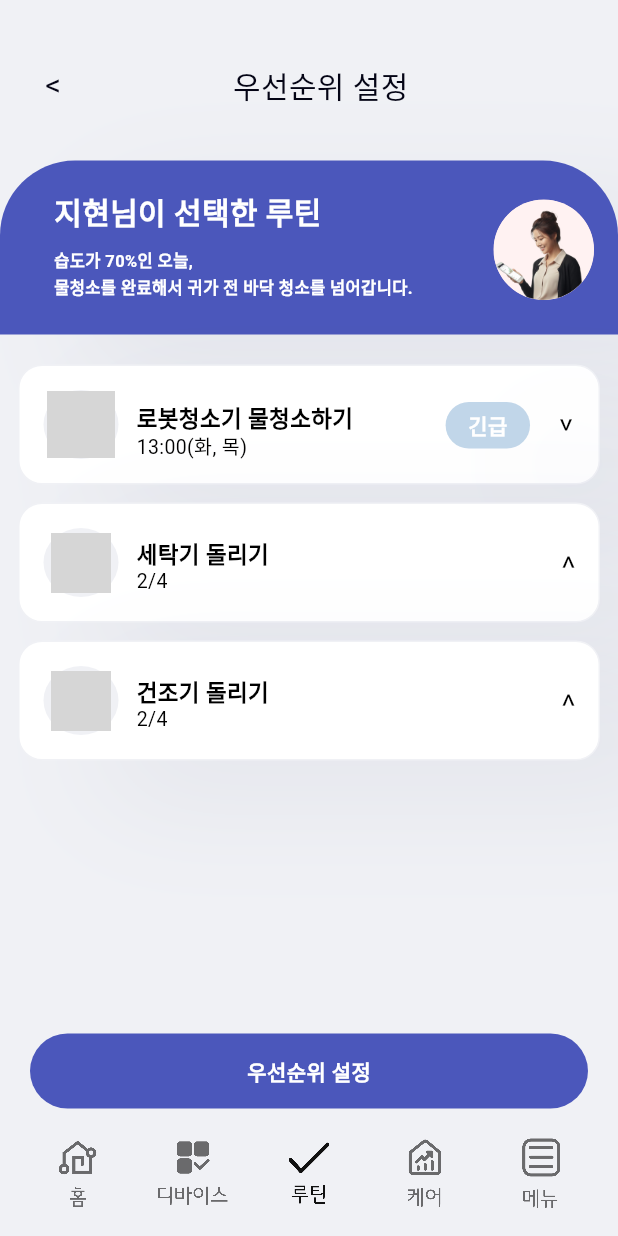
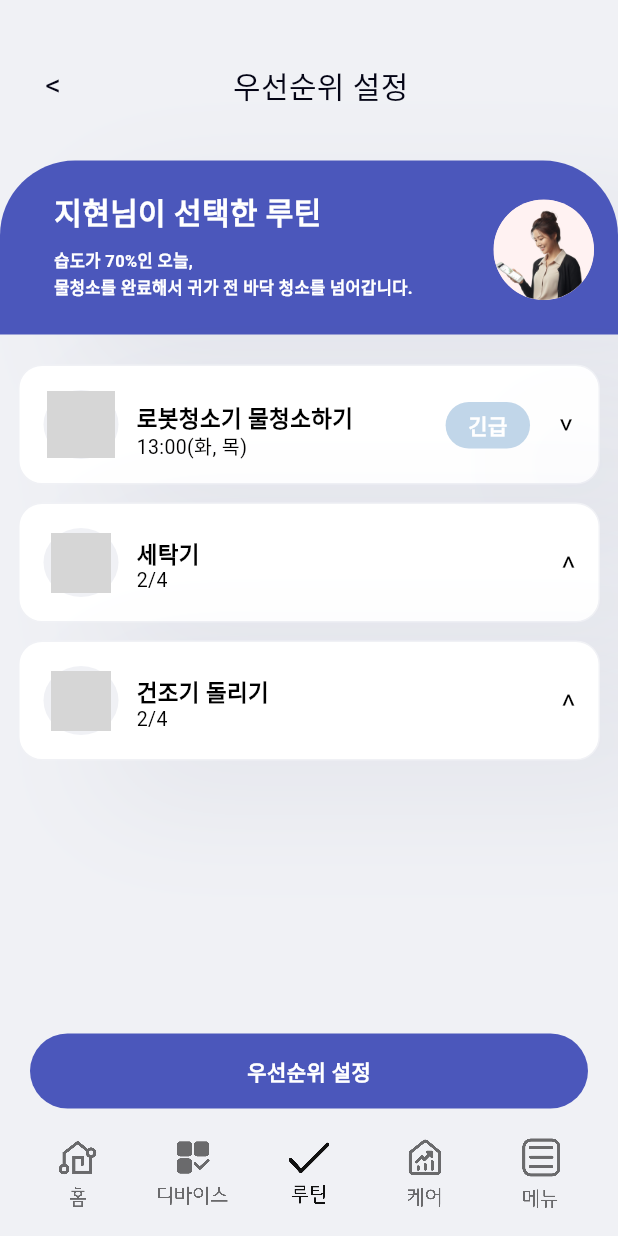
Before and after one commit to standardkim11/LG_DX_School_DX_Project, a Flutter app: the PriorityScreen screen opened directly, on a phone screen of 412 x 824 dp. Run offline on Flutter 3.47's test engine with Material 3 defaults, Android fonts, the phone set to English and light mode, and no system bars; Roboto replaces fonts that are missing (LG Smart_H); grey boxes are pictures that could not be loaded.

Commit message:
우선순위 설정

```diff
--- a/front/lib/Screens/priority.dart
+++ b/front/lib/Screens/priority.dart
@@ -183,7 +183,7 @@ class PriorityScreen extends StatelessWidget {
                         ),
                         const SizedBox(height: 12),
                         _PriorityCard(
-                          title: '세탁기 돌리기',
+                          title: '세탁기',
                           time: '2/4',
                           iconSize: 40,
                           imagePath: 'assets/priority_screen/.png',
```
